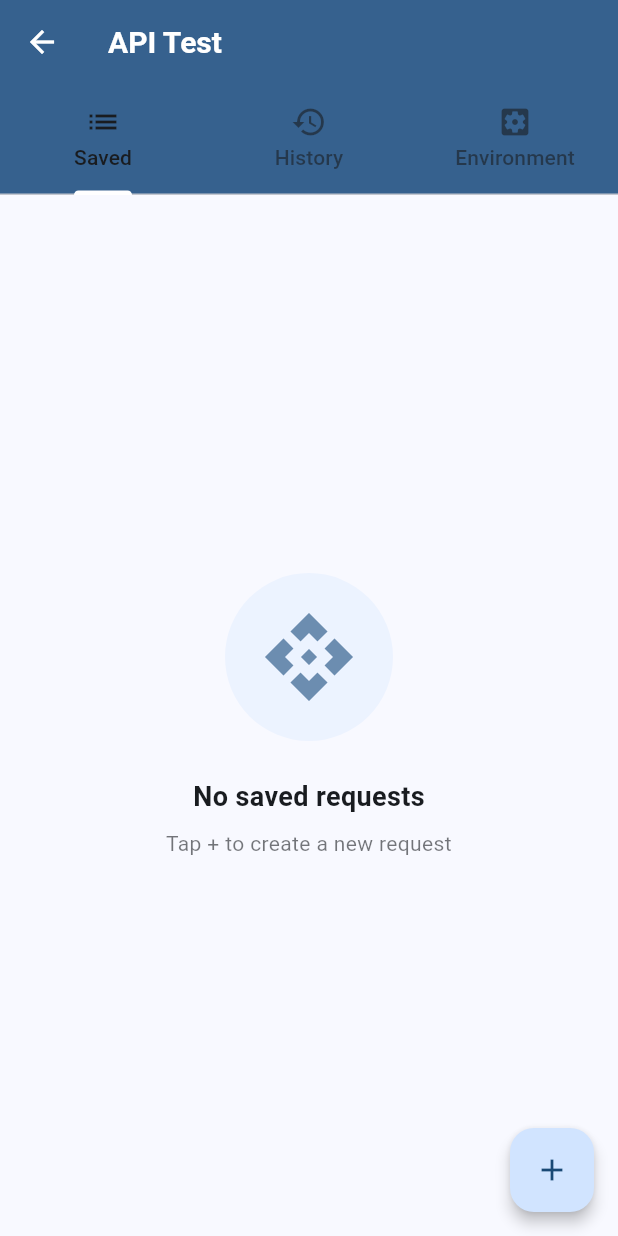
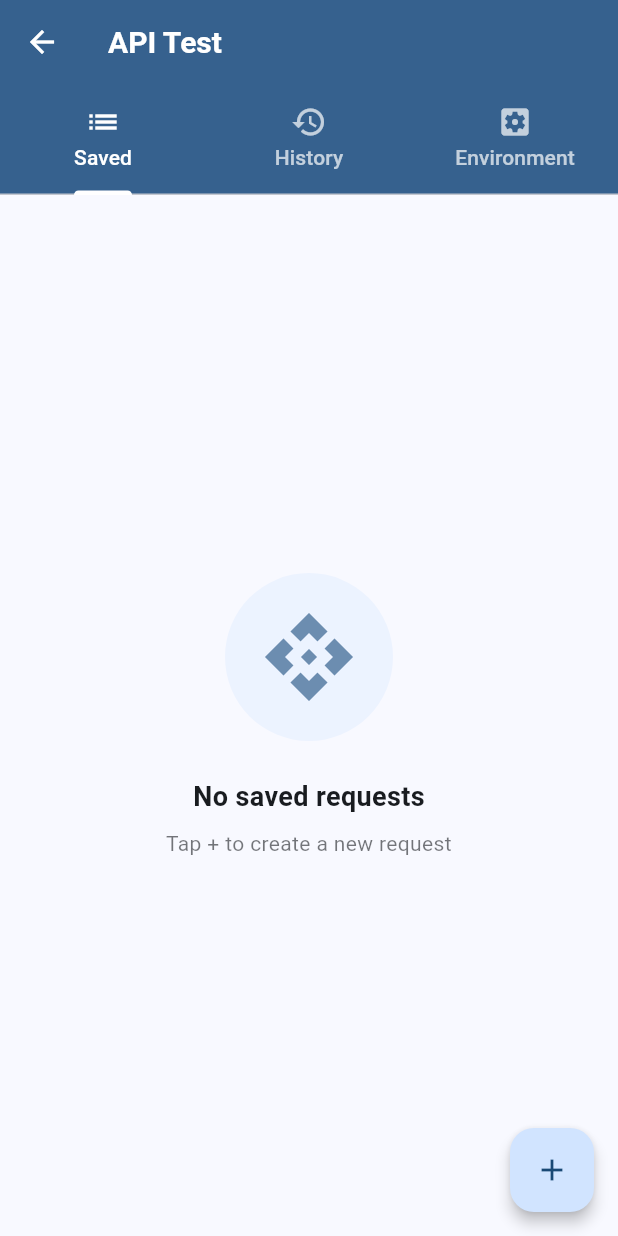
Before and after one commit to niuhuan/etohos, a Flutter app: the ApiTestScreen screen opened directly, on a phone screen of 412 x 824 dp. Run offline on Flutter 3.47's test engine with Material 3 defaults, Android fonts, the light colour scheme and no system bars; our stand-ins replace fl_chart, signals, signals_flutter.

Commit message:
:lipstick: tab color

```diff
--- a/lib/api_test_screen_new.dart
+++ b/lib/api_test_screen_new.dart
@@ -120,9 +120,9 @@ class _ApiTestScreenState extends State<ApiTestScreen> with SingleTickerProvider
         title: Text(t('api_test')),
         bottom: TabBar(
           controller: _tabController,
-          labelColor: Theme.of(context).colorScheme.onSurface,
-          unselectedLabelColor: Theme.of(context).colorScheme.onSurface.withOpacity(0.6),
-          indicatorColor: Theme.of(context).colorScheme.primary,
+          labelColor: Colors.white,
+          unselectedLabelColor: Colors.white.withOpacity(0.7),
+          indicatorColor: Colors.white,
           tabs: [
             Tab(icon: const Icon(Icons.list), text: t('saved_requests')),
             Tab(icon: const Icon(Icons.history), text: t('history')),
```
